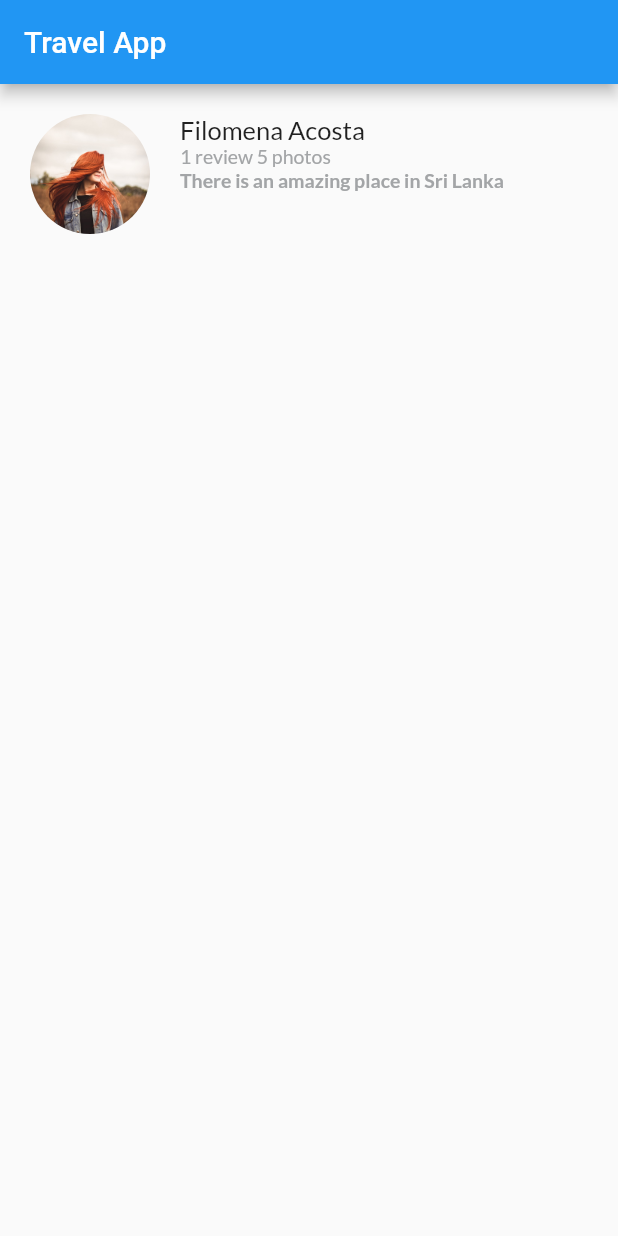
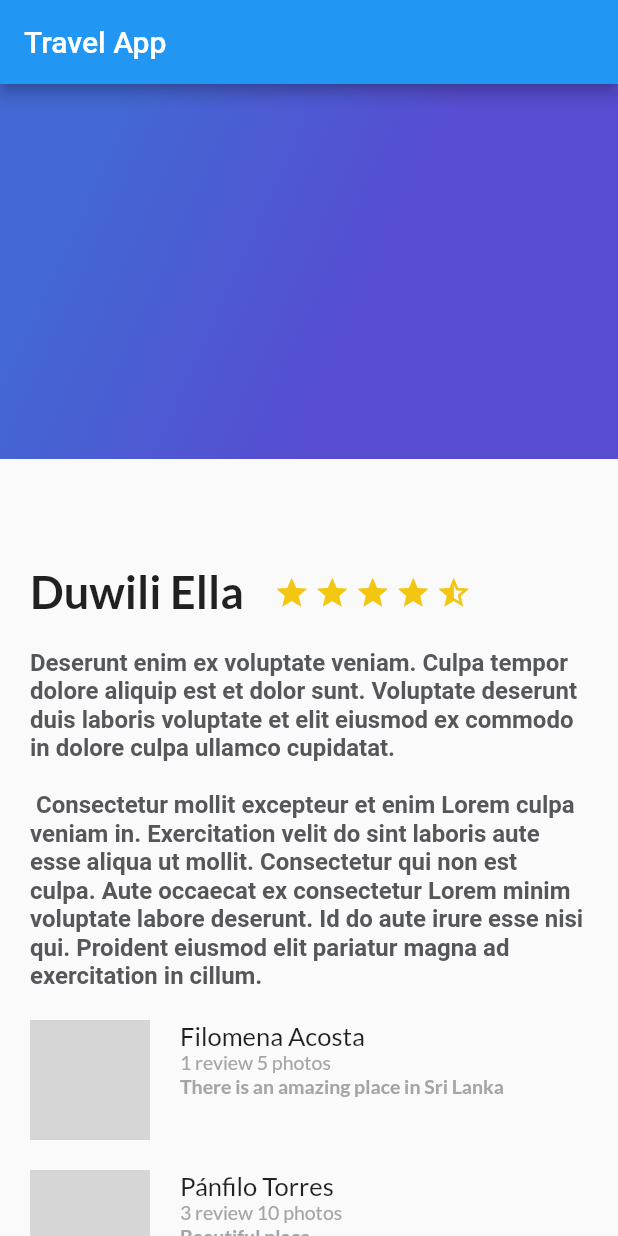
Before and after one commit to gnievap/basic_app, a Flutter app: the screen it shows after launch, on a phone screen of 412 x 824 dp. Run offline on Flutter 3.47's test engine with Material 2 defaults, Android fonts, the phone set to English and light mode, and no system bars; our stand-ins replace google_fonts; Roboto replaces fonts that are missing (Almendra); grey boxes are pictures that could not be loaded.

Commit message:
Gradiente, Stack y ListView

```diff
--- a/lib/main.dart
+++ b/lib/main.dart
@@ -1,5 +1,5 @@
 import 'package:basic_app/screens/description_place_screen.dart';
-import 'package:basic_app/screens/review.dart';
+import 'package:basic_app/screens/gradient_back.dart';
 import 'package:basic_app/screens/review_lists.dart';
 import 'package:flutter/material.dart';
 
@@ -23,12 +23,21 @@ class MainApp extends StatelessWidget {
         appBar: AppBar(
           title: const Text('Travel App'),
         ),
-        /*body: DescriptionPlaceScreen(
+        body: Stack(
+          children: [
+            ListView(
+              children: [
+                DescriptionPlaceScreen(
                   namePlace: 'Duwili Ella',
                   stars: 3,
                   descriptionPlace: descriptionText,
-              ),*/
-        body: const Review(user: 'Filomena Acosta', details: '1 review 5 photos', comment: 'There is an amazing place in Sri Lanka', pathImage:'assets/img/profile_pic1.jpg'),
+              ),
+              const ReviewList(),
+              ],
+            ),
+            const GradientBack(),
+          ],
+        ),
         ),
       );
   }
--- a/lib/screens/description_place_screen.dart
+++ b/lib/screens/description_place_screen.dart
@@ -1,4 +1,3 @@
-import 'package:basic_app/screens/review.dart';
 import 'package:flutter/material.dart';
 import 'package:google_fonts/google_fonts.dart';
 
--- /dev/null
+++ b/lib/screens/gradient_back.dart
@@ -0,0 +1,24 @@
+import 'package:flutter/material.dart';
+
+class GradientBack extends StatelessWidget {
+  const GradientBack({super.key});
+
+  @override
+  Widget build(BuildContext context) {
+    return Container(
+      height: 250.0,
+      decoration:const BoxDecoration(
+        gradient: LinearGradient(
+          colors: [
+            Color(0xFF4268D3),
+            Color(0xFF584CD1),
+          ],
+          begin: FractionalOffset(0.2, 0.0),
+          end: FractionalOffset(1.0, 0.6,),
+          stops: [0.0, 0.6],
+          tileMode: TileMode.clamp),
+
+      ),
+    );
+  }
+}
```
